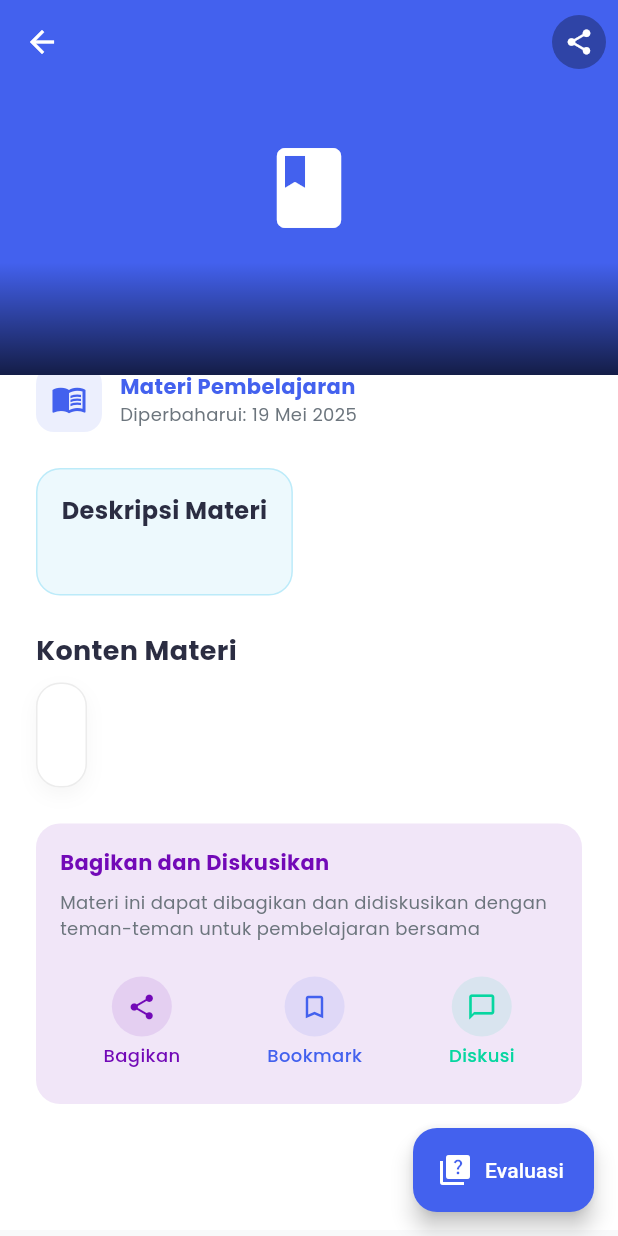
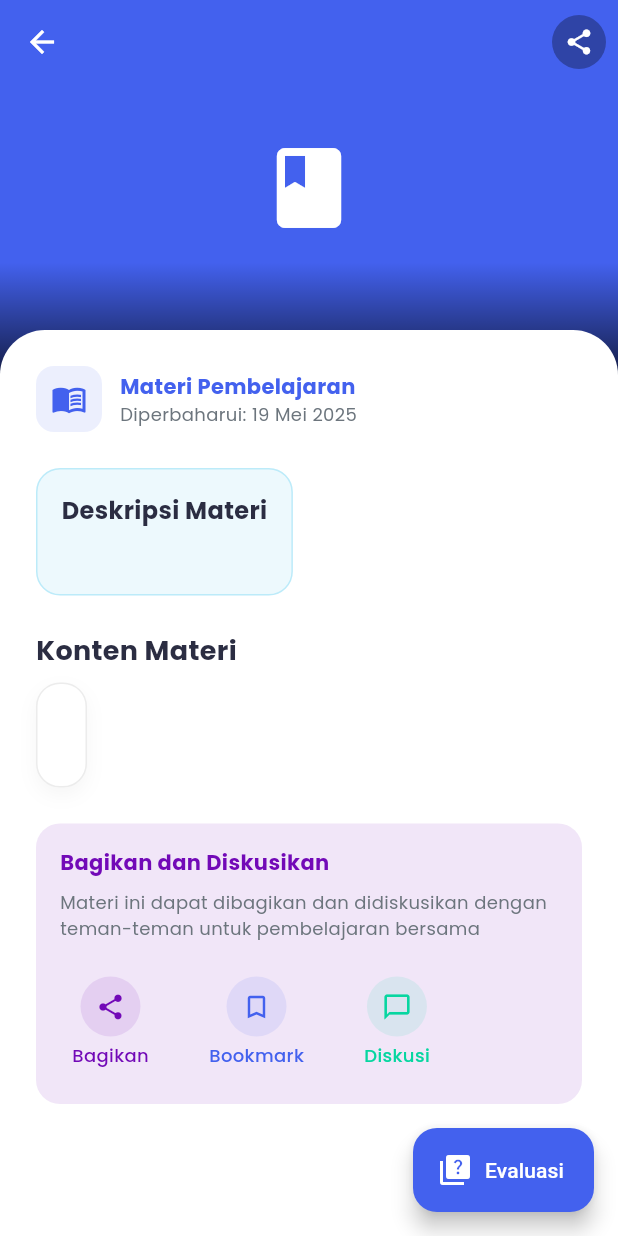
Before and after one commit to prassaaa/Media-Pembelajaran-UNP, a Flutter app: the MateriDetailScreen screen opened directly with empty values, on a phone screen of 412 x 824 dp. Run offline on Flutter 3.47's test engine with Material 3 defaults, Android fonts, the phone set to English and light mode, and no system bars; our stand-ins replace cached_network_image, cloud_firestore, file_picker, firebase_core, flutter_spinkit, google_fonts and 3 more; accounts and stored records are empty.

Commit message:
fix: Improve UI responsiveness and text overflow handling in Evaluasi and Materi screens

```diff
--- a/lib/screens/materi/materi_detail_screen.dart
+++ b/lib/screens/materi/materi_detail_screen.dart
@@ -11,7 +11,9 @@ class MateriDetailScreen extends StatelessWidget {
     final Materi materi = ModalRoute.of(context)!.settings.arguments as Materi;
 
     return Scaffold(
-      body: CustomScrollView(
+      body: Stack(
+        children: [
+          CustomScrollView(
             slivers: [
               // App Bar dengan gambar materi
               SliverAppBar(
@@ -54,7 +56,6 @@ class MateriDetailScreen extends StatelessWidget {
                                   ),
                                 ),
                                 errorWidget: (context, url, error) {
-                              print("Error loading materi detail image: $error");
                                   return Container(
                                     color: AppTheme.primaryColor,
                                     child: const Center(
@@ -118,8 +119,19 @@ class MateriDetailScreen extends StatelessWidget {
                 ],
               ),
 
-          // Content
+              // Empty space for overlay content
               SliverToBoxAdapter(
+                child: SizedBox(height: MediaQuery.of(context).size.height - 200),
+              ),
+            ],
+          ),
+
+          // Content section with rounded top corners
+          Positioned(
+            top: 220, // Position it to overlap with the SliverAppBar
+            left: 0,
+            right: 0,
+            bottom: 0,
             child: Container(
               decoration: const BoxDecoration(
                 color: Colors.white,
@@ -128,8 +140,14 @@ class MateriDetailScreen extends StatelessWidget {
                   topRight: Radius.circular(30),
                 ),
               ),
-              margin: const EdgeInsets.only(top: -30),
-              padding: const EdgeInsets.all(24),
+              child: SingleChildScrollView(
+                physics: const BouncingScrollPhysics(),
+                padding: const EdgeInsets.only(
+                  left: 24,
+                  right: 24,
+                  top: 24,
+                  bottom: 100, // Extra padding for FAB
+                ),
                 child: Column(
                   crossAxisAlignment: CrossAxisAlignment.start,
                   children: [
@@ -256,8 +274,10 @@ class MateriDetailScreen extends StatelessWidget {
                             ),
                           ),
                           const SizedBox(height: 16),
-                        Row(
-                          mainAxisAlignment: MainAxisAlignment.spaceAround,
+                          // Fixed overflow by using SingleChildScrollView with Row
+                          SingleChildScrollView(
+                            scrollDirection: Axis.horizontal,
+                            child: Row(
                               children: [
                                 _buildActionButton(
                                   'Bagikan',
@@ -271,6 +291,7 @@ class MateriDetailScreen extends StatelessWidget {
                                     );
                                   },
                                 ),
+                                const SizedBox(width: 24),
                                 _buildActionButton(
                                   'Bookmark',
                                   Icons.bookmark_border,
@@ -283,6 +304,7 @@ class MateriDetailScreen extends StatelessWidget {
                                     );
                                   },
                                 ),
+                                const SizedBox(width: 24),
                                 _buildActionButton(
                                   'Diskusi',
                                   Icons.chat_bubble_outline,
@@ -297,12 +319,12 @@ class MateriDetailScreen extends StatelessWidget {
                                 ),
                               ],
                             ),
+                          ),
                         ],
                       ),
                     ),
-
-                  const SizedBox(height: 60), // Extra space at the bottom
                   ],
+                ),
               ),
             ),
           ),
@@ -407,6 +429,7 @@ class MateriDetailScreen extends StatelessWidget {
       child: Padding(
         padding: const EdgeInsets.all(8.0),
         child: Column(
+          mainAxisSize: MainAxisSize.min,
           children: [
             Container(
               padding: const EdgeInsets.all(10),
```
Also changed, not shown: lib/screens/evaluasi/evaluasi_screen.dart (+19 -7 lines), lib/screens/materi/materi_screen.dart (+24 -9 lines). Lines whose indentation alone changed are shown as unchanged.
